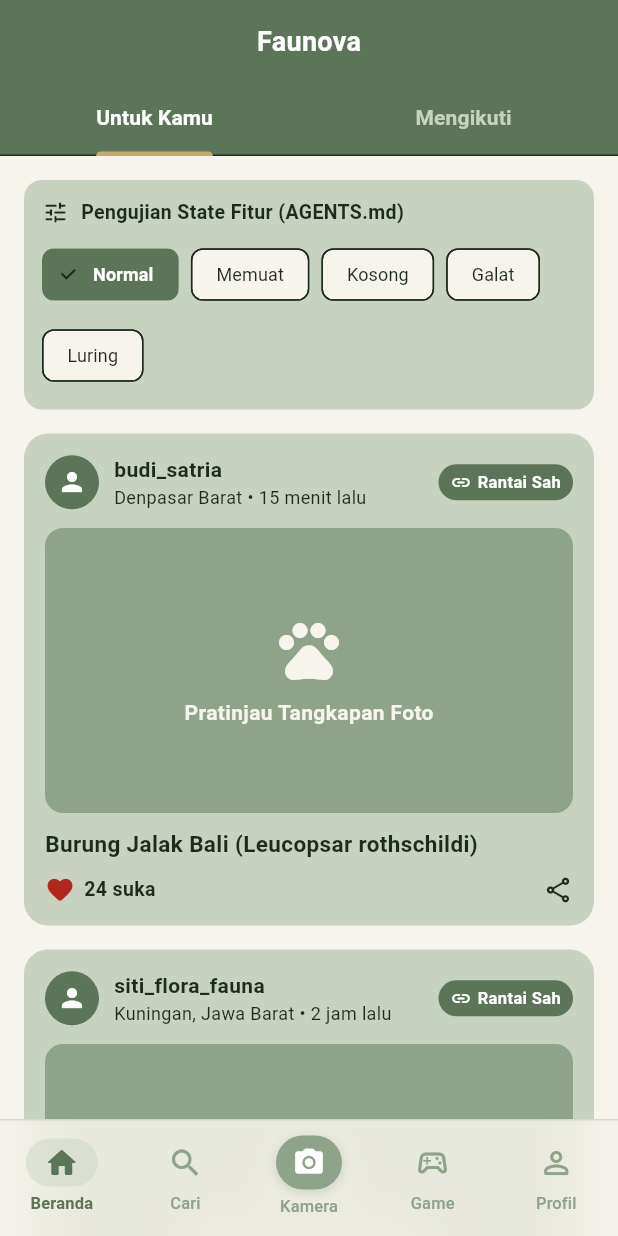
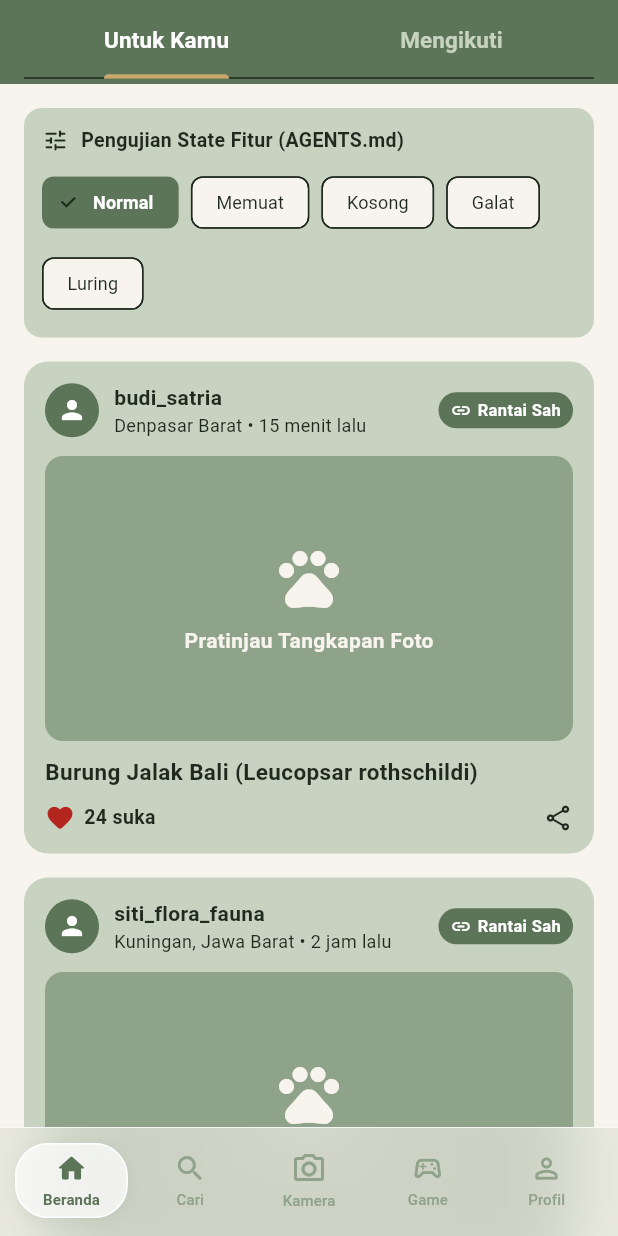
Before and after one commit to justin-rar/faunova, a Flutter app: the screen it shows after launch, on a phone screen of 412 x 824 dp. Run offline on Flutter 3.47's test engine with Material 3 defaults, Android fonts, the light colour scheme and no system bars; our stand-ins replace supabase_flutter; accounts and stored records are empty.

Commit message:
fix(ui): perbaiki elastisitas scroll berlebih, hapus judul Faunova di beranda, dan sempurnakan efek frosted glassmorphism

```diff
--- a/lib/core/widgets/glass_bottom_bar.dart
+++ b/lib/core/widgets/glass_bottom_bar.dart
@@ -3,12 +3,14 @@ import 'package:flutter/material.dart';
 import '../theme/app_colors.dart';
 
 /// Bottom bar dengan efek kaca (glassmorphism) berbentuk bar penuh (bukan melayang)
-/// sesuai dengan aturan AGENTS.md dan plan_faunova_revisi_5_final.md.
+/// sesuai dengan aturan AGENTS.md dan referensi visual frosted glass iOS/macOS.
 ///
-/// - Bar penuh menempel ke bawah dan tepi layar
-/// - Efek blur BackdropFilter ImageFilter.blur
+/// - Bar penuh menempel ke dasar dan tepi layar (full width)
+/// - Efek blur BackdropFilter ImageFilter.blur (sigma 24)
+/// - Latar transparan frosted gading/putih sehingga konten yang lewat di bawahnya terlihat blur
+/// - Tab aktif berbalut kapsul glossy (pill container) seperti referensi visual
 /// - Ikon aktif memakai sage tua #5C7457
-/// - Ikon tidak aktif memakai sage #8FA28A
+/// - Ikon tidak aktif memakai sage / teks gelap teredam
 class GlassBottomBar extends StatelessWidget {
   final int currentIndex;
   final ValueChanged<int> onTabSelected;
@@ -25,49 +27,61 @@ class GlassBottomBar extends StatelessWidget {
 
     return ClipRect(
       child: BackdropFilter(
-        filter: ImageFilter.blur(sigmaX: 18.0, sigmaY: 18.0),
+        filter: ImageFilter.blur(sigmaX: 25.0, sigmaY: 25.0),
         child: Container(
-          // Bar penuh dari sisi ke sisi
           width: double.infinity,
           decoration: BoxDecoration(
-            color: AppColors.gading.withValues(alpha: 0.85),
+            // Transparansi frosted glass yang tembus pandang
+            color: const Color(0xFFF7F4ED).withValues(alpha: 0.60),
             border: Border(
               top: BorderSide(
-                color: AppColors.sage.withValues(alpha: 0.28),
+                color: Colors.white.withValues(alpha: 0.75),
                 width: 1.0,
               ),
             ),
+            boxShadow: [
+              BoxShadow(
+                color: AppColors.teksGelap.withValues(alpha: 0.05),
+                blurRadius: 16,
+                offset: const Offset(0, -4),
+              ),
+            ],
           ),
           padding: EdgeInsets.only(
             top: 8.0,
             bottom: bottomPadding > 0 ? bottomPadding : 10.0,
+            left: 8.0,
+            right: 8.0,
           ),
           child: Row(
-            mainAxisAlignment: MainAxisAlignment.spaceAround,
+            mainAxisAlignment: MainAxisAlignment.spaceEvenly,
             children: [
-              _buildNavItem(
+              _buildGlassTab(
                 index: 0,
                 label: 'Beranda',
                 icon: Icons.home_outlined,
                 activeIcon: Icons.home_rounded,
               ),
-              _buildNavItem(
+              _buildGlassTab(
                 index: 1,
                 label: 'Cari',
                 icon: Icons.search_outlined,
                 activeIcon: Icons.search_rounded,
               ),
-              _buildCameraNavItem(
+              _buildGlassTab(
                 index: 2,
                 label: 'Kamera',
+                icon: Icons.camera_alt_outlined,
+                activeIcon: Icons.camera_alt_rounded,
+                isCameraTab: true,
               ),
-              _buildNavItem(
+              _buildGlassTab(
                 index: 3,
                 label: 'Game',
                 icon: Icons.sports_esports_outlined,
                 activeIcon: Icons.sports_esports_rounded,
               ),
-              _buildNavItem(
+              _buildGlassTab(
                 index: 4,
                 label: 'Profil',
                 icon: Icons.person_outline_rounded,
@@ -80,44 +94,62 @@ class GlassBottomBar extends StatelessWidget {
     );
   }
 
-  Widget _buildNavItem({
+  Widget _buildGlassTab({
     required int index,
     required String label,
     required IconData icon,
     required IconData activeIcon,
+    bool isCameraTab = false,
   }) {
     final isSelected = currentIndex == index;
 
     return Expanded(
-      child: InkWell(
+      child: GestureDetector(
+        behavior: HitTestBehavior.opaque,
         onTap: () => onTabSelected(index),
-        splashColor: AppColors.sageMuda.withValues(alpha: 0.3),
-        highlightColor: Colors.transparent,
         child: Padding(
-          padding: const EdgeInsets.symmetric(vertical: 4.0),
+          padding: const EdgeInsets.symmetric(horizontal: 2.0, vertical: 2.0),
+          child: AnimatedContainer(
+            duration: const Duration(milliseconds: 220),
+            curve: Curves.easeOutCubic,
+            padding: const EdgeInsets.symmetric(horizontal: 8, vertical: 5),
+            decoration: BoxDecoration(
+              // Pill kapsul kaca aktif sesuai referensi gambar
+              color: isSelected
+                  ? Colors.white.withValues(alpha: 0.75)
+                  : Colors.transparent,
+              borderRadius: BorderRadius.circular(22),
+              border: isSelected
+                  ? Border.all(
+                      color: Colors.white.withValues(alpha: 0.9),
+                      width: 1.0,
+                    )
+                  : null,
+              boxShadow: isSelected
+                  ? [
+                      BoxShadow(
+                        color: Colors.black.withValues(alpha: 0.05),
+                        blurRadius: 8,
+                        offset: const Offset(0, 2),
+                      ),
+                    ]
+                  : null,
+            ),
             child: Column(
               mainAxisSize: MainAxisSize.min,
               children: [
-              AnimatedContainer(
-                duration: const Duration(milliseconds: 200),
-                padding: const EdgeInsets.symmetric(horizontal: 12, vertical: 4),
-                decoration: BoxDecoration(
-                  color: isSelected
-                      ? AppColors.sageMuda.withValues(alpha: 0.45)
-                      : Colors.transparent,
-                  borderRadius: BorderRadius.circular(16),
-                ),
-                child: Icon(
+                Icon(
                   isSelected ? activeIcon : icon,
                   color: isSelected ? AppColors.sageTua : AppColors.sage,
-                  size: 24,
+                  size: isCameraTab ? 24 : 22,
                 ),
-              ),
-              const SizedBox(height: 3),
+                const SizedBox(height: 2),
                 Text(
                   label,
+                  maxLines: 1,
+                  overflow: TextOverflow.ellipsis,
                   style: TextStyle(
-                  fontSize: 11,
+                    fontSize: 10,
                     fontWeight: isSelected ? FontWeight.w700 : FontWeight.w500,
                     color: isSelected ? AppColors.sageTua : AppColors.sage,
                     letterSpacing: 0.1,
@@ -127,59 +159,6 @@ class GlassBottomBar extends StatelessWidget {
             ),
           ),
         ),
-    );
-  }
-
-  Widget _buildCameraNavItem({
-    required int index,
-    required String label,
-  }) {
-    final isSelected = currentIndex == index;
-
-    return Expanded(
-      child: InkWell(
-        onTap: () => onTabSelected(index),
-        splashColor: AppColors.sageMuda.withValues(alpha: 0.3),
-        highlightColor: Colors.transparent,
-        child: Padding(
-          padding: const EdgeInsets.symmetric(vertical: 2.0),
-          child: Column(
-            mainAxisSize: MainAxisSize.min,
-            children: [
-              Container(
-                width: 44,
-                height: 36,
-                decoration: BoxDecoration(
-                  color: isSelected ? AppColors.sageTua : AppColors.sage,
-                  borderRadius: BorderRadius.circular(18),
-                  boxShadow: [
-                    BoxShadow(
-                      color: (isSelected ? AppColors.sageTua : AppColors.sage)
-                          .withValues(alpha: 0.35),
-                      blurRadius: 6,
-                      offset: const Offset(0, 2),
-                    ),
-                  ],
-                ),
-                child: const Icon(
-                  Icons.camera_alt_rounded,
-                  color: AppColors.teksPutih, // Teks/ikon putih di atas sage tua
-                  size: 22,
-                ),
-              ),
-              const SizedBox(height: 3),
-              Text(
-                label,
-                style: TextStyle(
-                  fontSize: 11,
-                  fontWeight: isSelected ? FontWeight.w700 : FontWeight.w500,
-                  color: isSelected ? AppColors.sageTua : AppColors.sage,
-                  letterSpacing: 0.1,
-                ),
-              ),
-            ],
-          ),
-        ),
       ),
     );
   }
--- a/lib/features/feed/presentation/feed_page.dart
+++ b/lib/features/feed/presentation/feed_page.dart
@@ -29,24 +29,18 @@ class _FeedPageState extends State<FeedPage> with SingleTickerProviderStateMixin
   Widget build(BuildContext context) {
     return Scaffold(
       appBar: AppBar(
-        title: const Text('Faunova'),
-        bottom: PreferredSize(
-          preferredSize: const Size.fromHeight(48),
-          child: Container(
-            color: AppColors.sageTua,
-            child: TabBar(
+        title: TabBar(
           controller: _tabController,
           indicatorColor: AppColors.emas,
           indicatorWeight: 3,
+          indicatorSize: TabBarIndicatorSize.label,
           labelColor: AppColors.teksPutih,
           unselectedLabelColor: AppColors.sageMuda,
-              labelStyle: const TextStyle(fontWeight: FontWeight.bold, fontSize: 14),
+          labelStyle: const TextStyle(fontWeight: FontWeight.bold, fontSize: 15),
           tabs: const [
             Tab(text: 'Untuk Kamu'),
             Tab(text: 'Mengikuti'),
           ],
-            ),
-          ),
         ),
       ),
       body: AppStateView(
@@ -62,7 +56,7 @@ class _FeedPageState extends State<FeedPage> with SingleTickerProviderStateMixin
           });
         },
         child: SingleChildScrollView(
-          padding: const EdgeInsets.fromLTRB(16, 16, 16, 96),
+          padding: const EdgeInsets.fromLTRB(16, 16, 16, 110),
           child: Column(
             crossAxisAlignment: CrossAxisAlignment.start,
             children: [
@@ -83,6 +77,24 @@ class _FeedPageState extends State<FeedPage> with SingleTickerProviderStateMixin
                 location: 'Kuningan, Jawa Barat',
                 timeAgo: '2 jam lalu',
                 likes: 89,
+                hasVerifiedChain: true,
+              ),
+              const SizedBox(height: 16),
+              _buildPlaceholderFeedItem(
+                user: 'alam_lestari',
+                species: 'Rusa Bawean (Axis kuhlian)',
+                location: 'Gresik, Jawa Timur',
+                timeAgo: '4 jam lalu',
+                likes: 56,
+                hasVerifiedChain: true,
+              ),
+              const SizedBox(height: 16),
+              _buildPlaceholderFeedItem(
+                user: 'indra_satwa',
+                species: 'Cendrawasih Kuning Kecil (Paradisaea minor)',
+                location: 'Jayapura, Papua',
+                timeAgo: '1 hari lalu',
+                likes: 142,
                 hasVerifiedChain: true,
               ),
             ],
--- a/lib/features/navigation/main_navigation_scaffold.dart
+++ b/lib/features/navigation/main_navigation_scaffold.dart
@@ -36,13 +36,26 @@ class _MainNavigationScaffoldState extends State<MainNavigationScaffold> {
   Widget build(BuildContext context) {
     return Scaffold(
       extendBody: true,
-      body: IndexedStack(
-        index: _currentIndex,
-        children: _pages,
-      ),
-      bottomNavigationBar: GlassBottomBar(
-        currentIndex: _currentIndex,
-        onTabSelected: _onTabSelected,
+      body: Stack(
+        children: [
+          // Konten halaman yang membentang penuh ke dasar layar
+          Positioned.fill(
+            child: IndexedStack(
+              index: _currentIndex,
+              children: _pages,
+            ),
+          ),
+          // Bottom bar kaca menempel di paling bawah dan mem-blur konten di baliknya
+          Positioned(
+            left: 0,
+            right: 0,
+            bottom: 0,
+            child: GlassBottomBar(
+              currentIndex: _currentIndex,
+              onTabSelected: _onTabSelected,
+            ),
+          ),
+        ],
       ),
     );
   }
--- a/lib/main.dart
+++ b/lib/main.dart
@@ -21,7 +21,28 @@ class FaunovaApp extends StatelessWidget {
       title: 'Faunova',
       debugShowCheckedModeBanner: false,
       theme: AppTheme.lightTheme,
+      scrollBehavior: const FaunovaScrollBehavior(),
       home: const MainNavigationScaffold(),
     );
   }
 }
+
+/// Menghilangkan efek overscroll stretch (karet melar berlebih) bawaan Android 12+
+/// dan menggantinya dengan ClampingScrollPhysics yang solid dan halus.
+class FaunovaScrollBehavior extends MaterialScrollBehavior {
+  const FaunovaScrollBehavior();
+
+  @override
+  ScrollPhysics getScrollPhysics(BuildContext context) {
+    return const ClampingScrollPhysics();
+  }
+
+  @override
+  Widget buildOverscrollIndicator(
+    BuildContext context,
+    Widget child,
+    ScrollableDetails details,
+  ) {
+    return child;
+  }
+}
```
Also changed, not shown: 1 other file. Lines whose indentation alone changed are shown as unchanged.
